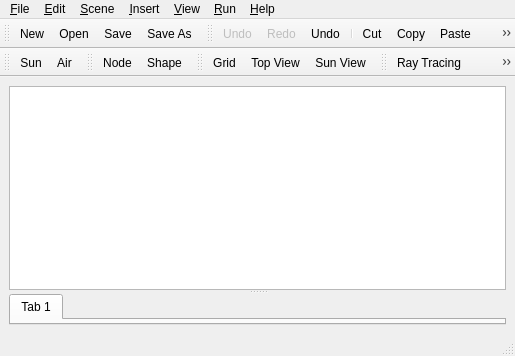
Old version of the form source/application/main/MainWindow.ui in the repository CST-Modelling-Tools/TonatiuhPP.
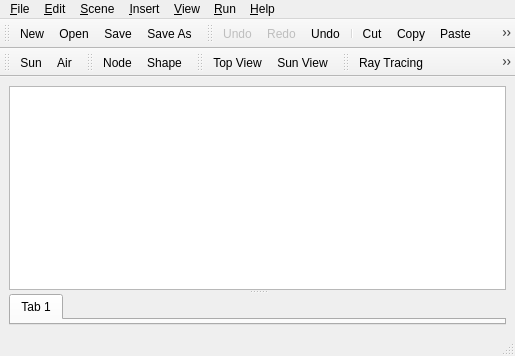
New version of the form. Icons and pictures are not drawn. Custom widgets are drawn as their Qt base class.

Diff of the .ui file:
```diff
--- a/source/application/main/MainWindow.ui
+++ b/source/application/main/MainWindow.ui
@@ -274,7 +274,6 @@
    <attribute name="toolBarBreak">
     <bool>false</bool>
    </attribute>
-   <addaction name="actionViewGrid"/>
    <addaction name="actionViewTop"/>
    <addaction name="actionViewSun"/>
   </widget>
@@ -505,9 +504,6 @@
     <bool>true</bool>
    </property>
    <property name="checked">
-    <bool>false</bool>
-   </property>
-   <property name="enabled">
     <bool>true</bool>
    </property>
    <property name="icon">
```
Left out of the diff: 51 changed lines with no effect on the pictures.
